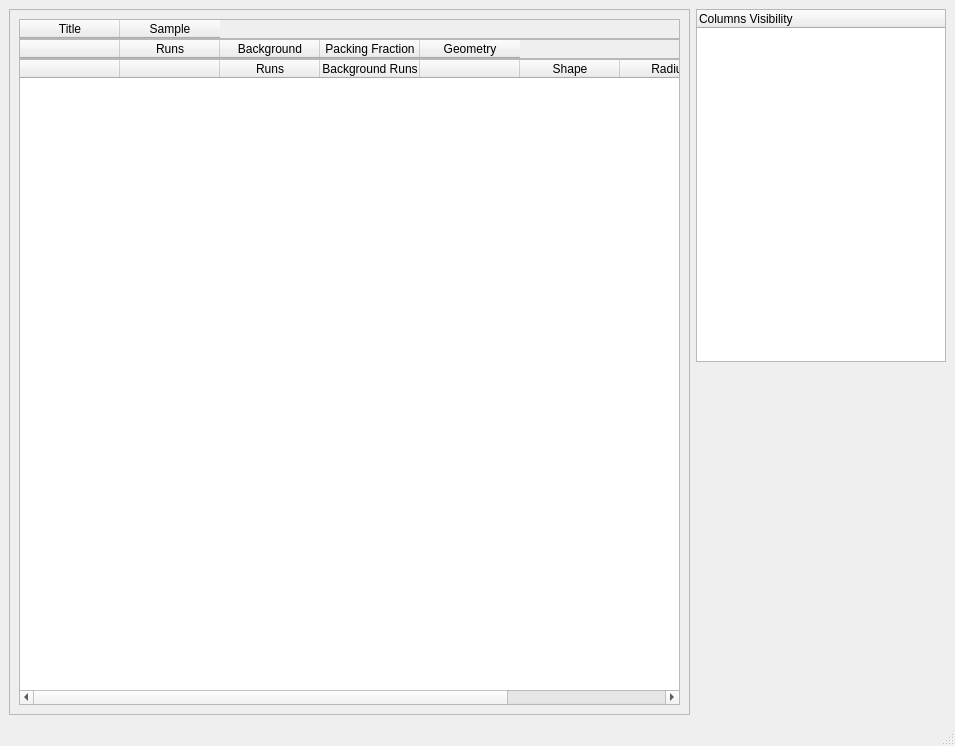
This is ui/ui_addie.ui in neutronimaging/python_notebooks as Qt 5 draws it before an edit. The edited form follows.
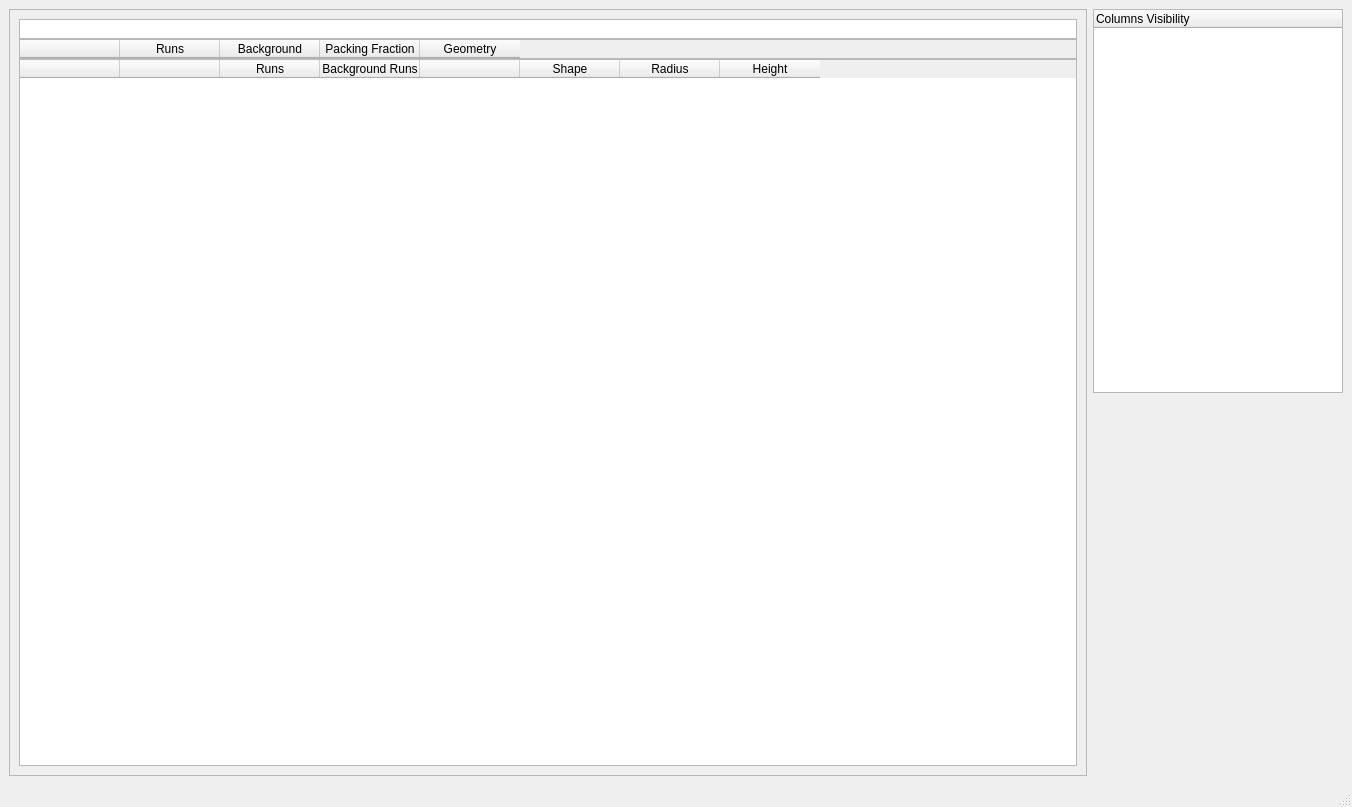
This is the edited form.

Commit message: Table label now defined inside code

The edit to the form file:
```diff
--- a/ui/ui_addie.ui
+++ b/ui/ui_addie.ui
@@ -6,8 +6,8 @@
    <rect>
     <x>0</x>
     <y>0</y>
-    <width>955</width>
-    <height>746</height>
+    <width>1352</width>
+    <height>807</height>
    </rect>
   </property>
   <property name="windowTitle">
@@ -43,16 +43,6 @@
              <height>20</height>
             </size>
            </property>
-           <column>
-            <property name="text">
-             <string>Title</string>
-            </property>
-           </column>
-           <column>
-            <property name="text">
-             <string>Sample</string>
-            </property>
-           </column>
           </widget>
          </item>
          <item>
@@ -111,7 +101,7 @@
            </column>
            <column>
             <property name="text">
-             <string> </string>
+             <string/>
             </property>
            </column>
            <column>
@@ -126,7 +116,7 @@
            </column>
            <column>
             <property name="text">
-             <string> </string>
+             <string/>
             </property>
            </column>
            <column>
```
Left out of the diff: 2 changed lines with no effect on the pictures. The commit also changes 3 other files.
